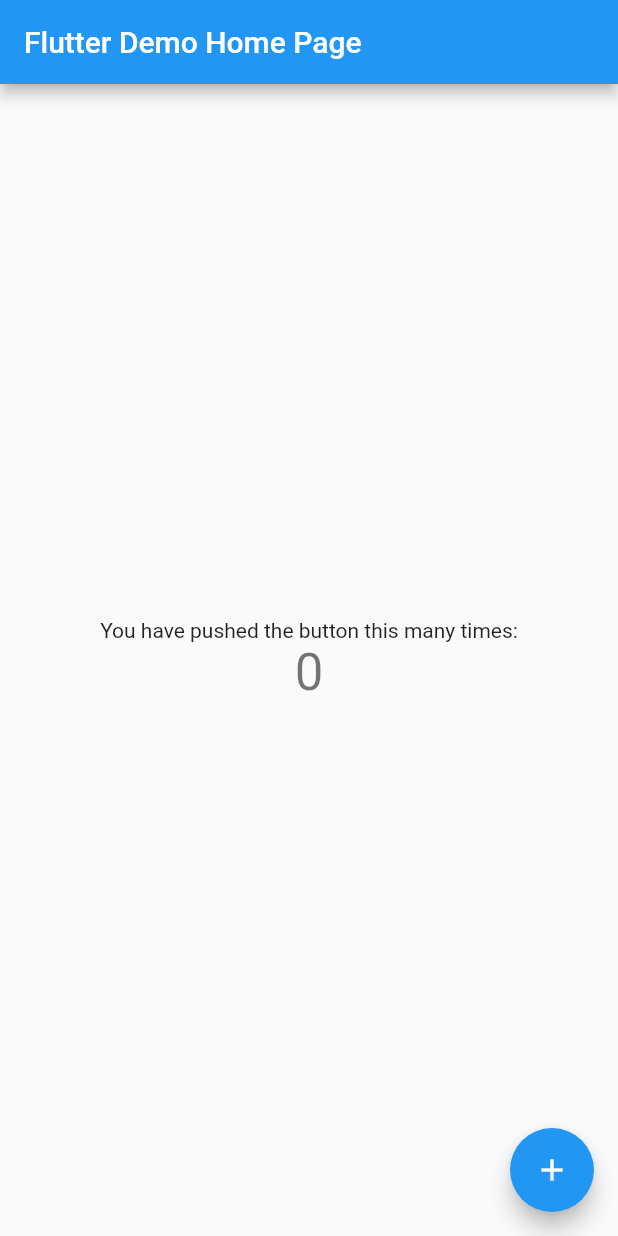
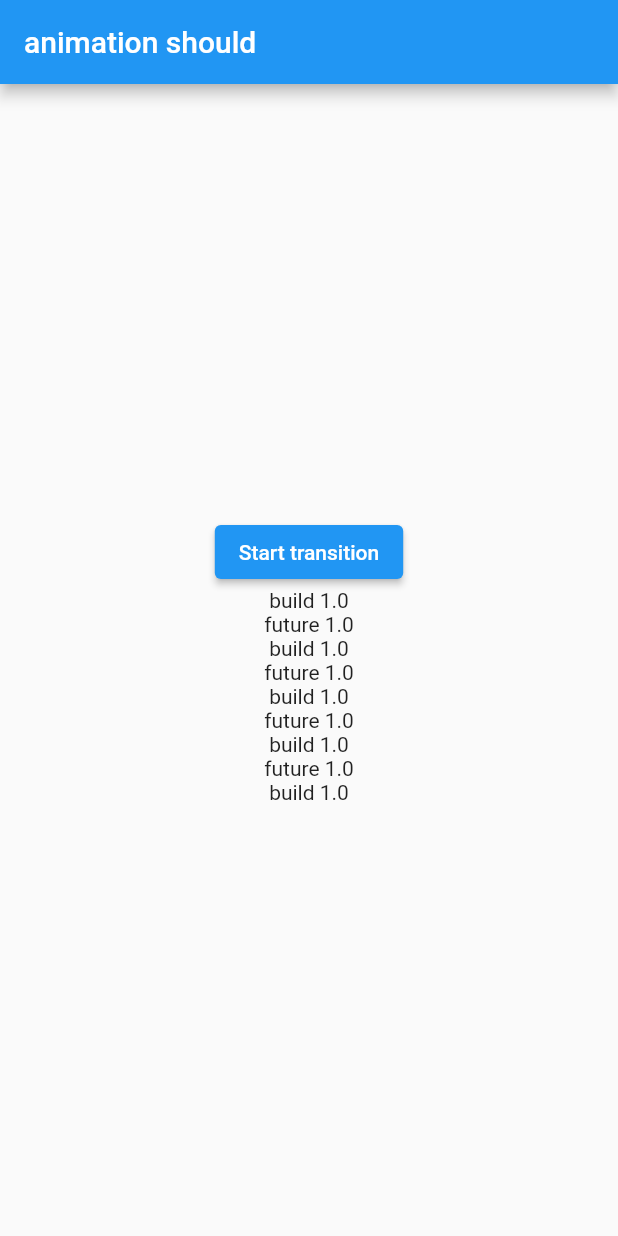
Before and after one commit to jeiea/flutter_example, a Flutter app: the screen it shows after launch, on a phone screen of 412 x 824 dp. Run offline on Flutter 3.47's test engine with Material 2 defaults, Android fonts, the light colour scheme and no system bars.

Commit message:
feat: add example for animation

```diff
--- a/lib/main.dart
+++ b/lib/main.dart
@@ -2,6 +2,26 @@
 
 void main() {
   runApp(MyApp());
+}
+
+Route slideRoute(
+    {RouteSettings? settings, required Widget Function() builder}) {
+  return PageRouteBuilder(
+    settings: settings,
+    pageBuilder: (_, __, ___) => builder(),
+    transitionsBuilder: (context, animation, secondaryAnimation, child) =>
+        SlideTransition(
+      position: Tween<Offset>(
+        begin: const Offset(1, 0),
+        end: Offset.zero,
+      ).animate(CurvedAnimation(
+          parent: animation,
+          curve: Curves.easeOutExpo,
+          reverseCurve: Curves.easeInExpo)),
+      child: child,
+    ),
+    transitionDuration: const Duration(milliseconds: 500),
+  );
 }
 
 class MyApp extends StatelessWidget {
@@ -12,53 +32,79 @@
       theme: ThemeData(
         primarySwatch: Colors.blue,
       ),
-      home: MyHomePage(title: 'Flutter Demo Home Page'),
+      initialRoute: '/',
+      onGenerateRoute: (settings) {
+        if (settings.name == '/') {
+          return PageRouteBuilder(
+            settings: settings,
+            pageBuilder: (_, __, ___) => MyHomePage(),
+            transitionDuration: Duration(milliseconds: 0),
+            reverseTransitionDuration: Duration(milliseconds: 0),
+          );
+        }
+        if (settings.name == '/second') {
+          return slideRoute(settings: settings, builder: () => MyHomePage());
+        }
+      },
     );
   }
 }
 
 class MyHomePage extends StatefulWidget {
-  MyHomePage({Key? key, required this.title}) : super(key: key);
-
-  final String title;
+  MyHomePage({Key? key}) : super(key: key);
 
   @override
   _MyHomePageState createState() => _MyHomePageState();
 }
 
 class _MyHomePageState extends State<MyHomePage> {
-  int _counter = 0;
+  final points = <String>[];
 
-  void _incrementCounter() {
-    setState(() {
-      _counter++;
-    });
+  @override
+  void initState() {
+    super.initState();
+
+    (() async {
+      for (int i = 0; i < 4; i++) {
+        await Future.delayed(const Duration(milliseconds: 100));
+        setState(() {
+          recordPoint('future');
+        });
+      }
+    })();
+  }
+
+  void recordPoint(String prefix) {
+    final route = ModalRoute.of(context);
+    final value = route?.animation?.value;
+    if (value != null) {
+      points.add('$prefix $value');
+    }
   }
 
   @override
   Widget build(BuildContext context) {
+    final route = ModalRoute.of(context);
+
+    recordPoint('build');
     return Scaffold(
       appBar: AppBar(
-        title: Text(widget.title),
+        title: Text('animation should'),
       ),
       body: Center(
         child: Column(
           mainAxisAlignment: MainAxisAlignment.center,
           children: <Widget>[
-            Text(
-              'You have pushed the button this many times:',
-            ),
-            Text(
-              '$_counter',
-              style: Theme.of(context).textTheme.headline4,
-            ),
+            if (route?.settings.name == '/')
+              ElevatedButton(
+                onPressed: () async {
+                  await Navigator.pushNamed(context, '/second');
+                },
+                child: Text('Start transition'),
+              ),
+            ...points.map((x) => Text(x)).toList(),
           ],
         ),
-      ),
-      floatingActionButton: FloatingActionButton(
-        onPressed: _incrementCounter,
-        tooltip: 'Increment',
-        child: Icon(Icons.add),
       ),
     );
   }
```
